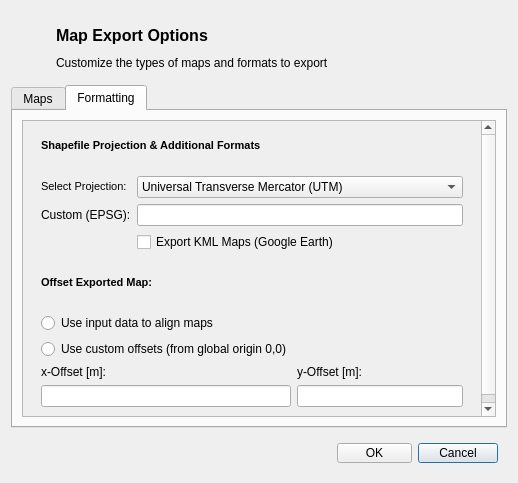
Old version of the form gui/mapexportoptions.ui in the repository petermbach/urbanbeats-pss.
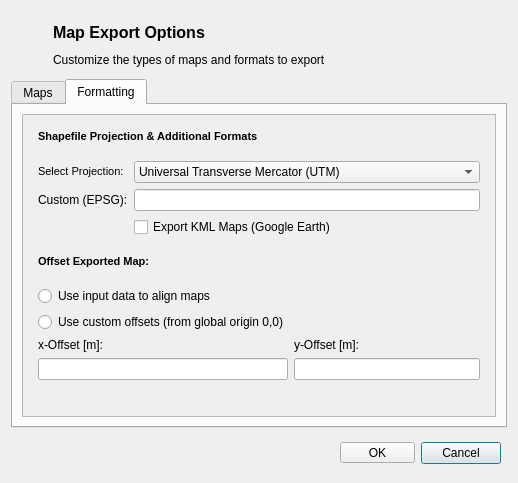
New version of the form. The open tabs and pages were chosen to show the change. Icons and pictures are not drawn.

Commit message: Cleaned up the GUI, made some changes to many of the widget margins from 9px to 6px. Aesthetic improvements primarily.

Patch:
```diff
--- a/gui/mapexportoptions.ui
+++ b/gui/mapexportoptions.ui
@@ -21,6 +21,18 @@
    <item>
     <widget class="QWidget" name="title_widget" native="true">
      <layout class="QGridLayout" name="gridLayout_3">
+      <property name="leftMargin">
+       <number>6</number>
+      </property>
+      <property name="topMargin">
+       <number>6</number>
+      </property>
+      <property name="rightMargin">
+       <number>6</number>
+      </property>
+      <property name="bottomMargin">
+       <number>6</number>
+      </property>
       <item row="0" column="0">
        <widget class="QLabel" name="title_logo">
         <property name="minimumSize">
@@ -328,14 +340,23 @@
             <x>0</x>
             <y>0</y>
             <width>474</width>
-            <height>302</height>
+            <height>308</height>
            </rect>
           </property>
           <layout class="QVBoxLayout" name="verticalLayout_6">
            <item>
             <layout class="QVBoxLayout" name="verticalLayout_7">
-             <property name="margin">
-              <number>9</number>
+             <property name="leftMargin">
+              <number>6</number>
+             </property>
+             <property name="topMargin">
+              <number>6</number>
+             </property>
+             <property name="rightMargin">
+              <number>6</number>
+             </property>
+             <property name="bottomMargin">
+              <number>6</number>
              </property>
              <item>
               <widget class="QLabel" name="shp_title">
@@ -352,8 +373,17 @@
            </item>
            <item>
             <layout class="QGridLayout" name="gridLayout_5">
-             <property name="margin">
-              <number>9</number>
+             <property name="leftMargin">
+              <number>6</number>
+             </property>
+             <property name="topMargin">
+              <number>6</number>
+             </property>
+             <property name="rightMargin">
+              <number>6</number>
+             </property>
+             <property name="bottomMargin">
+              <number>6</number>
              </property>
              <item row="1" column="0">
               <widget class="QLabel" name="projection_lbl">
@@ -406,8 +436,17 @@
            </item>
            <item>
             <layout class="QVBoxLayout" name="verticalLayout_8">
-             <property name="margin">
-              <number>9</number>
+             <property name="leftMargin">
+              <number>6</number>
+             </property>
+             <property name="topMargin">
+              <number>6</number>
+             </property>
+             <property name="rightMargin">
+              <number>6</number>
+             </property>
+             <property name="bottomMargin">
+              <number>6</number>
              </property>
              <item>
               <widget class="QLabel" name="offset_title">
@@ -424,8 +463,17 @@
            </item>
            <item>
             <layout class="QGridLayout" name="gridLayout_4">
-             <property name="margin">
-              <number>9</number>
+             <property name="leftMargin">
+              <number>6</number>
+             </property>
+             <property name="topMargin">
+              <number>6</number>
+             </property>
+             <property name="rightMargin">
+              <number>6</number>
+             </property>
+             <property name="bottomMargin">
+              <number>6</number>
              </property>
              <item row="4" column="0">
               <widget class="QLineEdit" name="offsetx_box"/>
@@ -503,6 +551,18 @@
       </size>
      </property>
      <layout class="QHBoxLayout" name="horizontalLayout_2">
+      <property name="leftMargin">
+       <number>6</number>
+      </property>
+      <property name="topMargin">
+       <number>6</number>
+      </property>
+      <property name="rightMargin">
+       <number>6</number>
+      </property>
+      <property name="bottomMargin">
+       <number>6</number>
+      </property>
       <item>
        <spacer name="horizontalSpacer">
         <property name="orientation">
```
Left out of the diff: 24 changed lines with no effect on the pictures. The commit also changes 42 other files.
